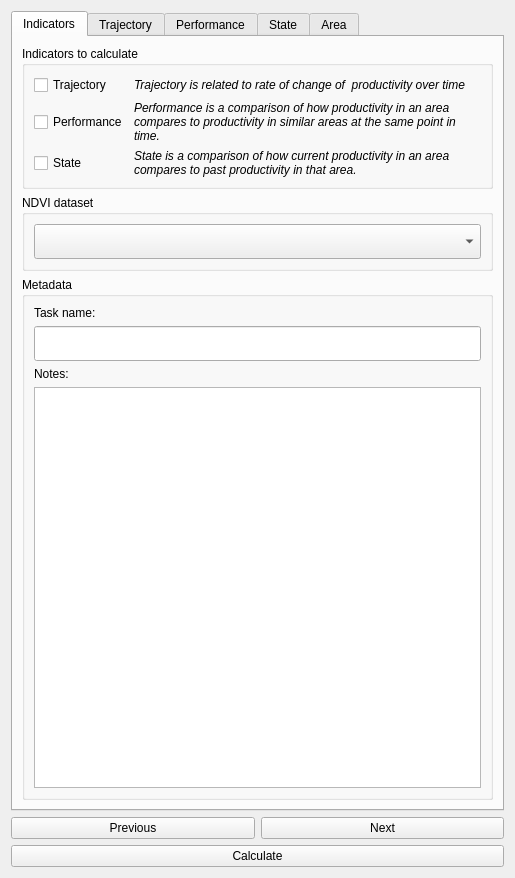
This is LDMP/gui/DlgCalculateProd.ui in ConservationInternational/trends.earth as Qt 5 draws it before an edit. The edited form follows.
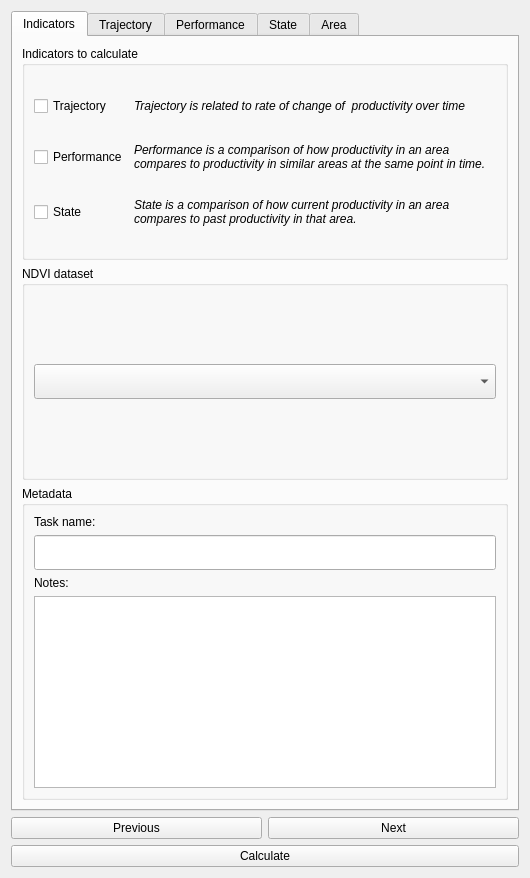
This is the edited form.

What changed in the file:
```diff
--- a/LDMP/gui/DlgCalculateProd.ui
+++ b/LDMP/gui/DlgCalculateProd.ui
@@ -6,7 +6,7 @@
    <rect>
     <x>0</x>
     <y>0</y>
-    <width>515</width>
+    <width>530</width>
     <height>878</height>
    </rect>
   </property>
@@ -162,6 +162,12 @@
        </item>
        <item>
         <widget class="QGroupBox" name="metadataGroupBox">
+         <property name="sizePolicy">
+          <sizepolicy hsizetype="Preferred" vsizetype="Minimum">
+           <horstretch>0</horstretch>
+           <verstretch>0</verstretch>
+          </sizepolicy>
+         </property>
          <property name="title">
           <string>Metadata</string>
          </property>
@@ -196,7 +202,7 @@
           <item>
            <widget class="QTextEdit" name="task_notes">
             <property name="sizePolicy">
-             <sizepolicy hsizetype="Expanding" vsizetype="Expanding">
+             <sizepolicy hsizetype="Expanding" vsizetype="Minimum">
               <horstretch>0</horstretch>
               <verstretch>0</verstretch>
              </sizepolicy>
```
